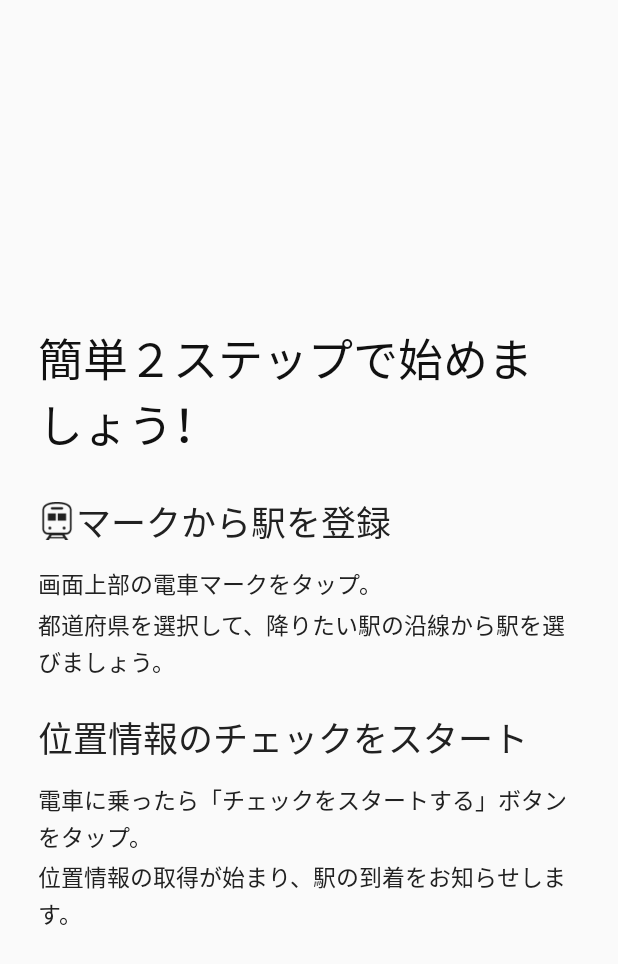
After one commit to TakahiroSuzuki044/TrainAlert, an Android app: the layout activity_main_tutorial_stub.xml on its own in the app's theme, with its tools: preview values and no code run, on a phone screen of 412 x 824 dp. The commit adds this screen. Shown: the top 964 px of the screen. Run offline under Robolectric (Android 15) with nearby library versions, the phone set to English and light mode, and no system bars.

Commit message:
チュートリアル画面の新規作成

```diff
--- /dev/null
+++ b/app/src/main/res/layout/activity_main_tutorial_stub.xml
@@ -0,0 +1,75 @@
+<?xml version="1.0" encoding="utf-8"?>
+<ScrollView
+    xmlns:android="http://schemas.android.com/apk/res/android"
+    xmlns:tools="http://schemas.android.com/tools"
+    android:layout_width="match_parent"
+    android:layout_height="match_parent"
+    android:padding="25dp">
+
+    <LinearLayout
+        android:layout_width="match_parent"
+        android:layout_height="wrap_content"
+        android:layout_gravity="center"
+        android:orientation="vertical">
+
+        <TextView
+            style="@style/TutorialTitleTheme"
+            android:layout_width="match_parent"
+            android:layout_height="wrap_content"
+            android:text="@string/tutorial_title"/>
+
+        <LinearLayout
+            android:layout_width="wrap_content"
+            android:layout_height="wrap_content"
+            android:orientation="horizontal"
+            tools:ignore="UseCompoundDrawables">
+
+            <ImageView
+                android:layout_width="25dp"
+                android:layout_height="25dp"
+                android:layout_gravity="center_vertical"
+                android:src="@drawable/train_black"
+                android:contentDescription="@string/tutorial_first_step_read_train"/>
+
+            <TextView
+                style="@style/TutorialReadTheme"
+                android:layout_width="match_parent"
+                android:layout_height="wrap_content"
+                android:text="@string/tutorial_first_step_read_text"/>
+
+        </LinearLayout>
+
+        <TextView
+            style="@style/TutorialTextTheme"
+            android:layout_width="match_parent"
+            android:layout_height="wrap_content"
+            android:text="@string/tutorial_first_step_text1"/>
+        <TextView
+            style="@style/TutorialTextTheme"
+            android:layout_width="match_parent"
+            android:layout_height="wrap_content"
+            android:text="@string/tutorial_first_step_text2"/>
+
+        <View
+            android:layout_width="match_parent"
+            android:layout_height="10dp"/>
+
+        <TextView
+            style="@style/TutorialReadTheme"
+            android:layout_width="match_parent"
+            android:layout_height="wrap_content"
+            android:text="@string/tutorial_second_step_read_text"/>
+        <TextView
+            style="@style/TutorialTextTheme"
+            android:layout_width="match_parent"
+            android:layout_height="wrap_content"
+            android:text="@string/tutorial_second_step_text1"/>
+        <TextView
+            style="@style/TutorialTextTheme"
+            android:layout_width="match_parent"
+            android:layout_height="wrap_content"
+            android:text="@string/tutorial_second_step_text2"/>
+
+    </LinearLayout>
+
+</ScrollView>
--- a/app/src/main/res/values/colors.xml
+++ b/app/src/main/res/values/colors.xml
@@ -5,4 +5,5 @@
     <color name="colorAccent">#26A69A</color>
     <color name="white">#ffffff</color>
     <color name="gray_black">#212121</color>
+    <color name="black">#111111</color>
 </resources>
--- a/app/src/main/res/values/dimens.xml
+++ b/app/src/main/res/values/dimens.xml
@@ -2,4 +2,7 @@
     <!-- Default screen margins, per the Android Design guidelines. -->
     <dimen name="activity_horizontal_margin">16dp</dimen>
     <dimen name="activity_vertical_margin">16dp</dimen>
+    <dimen name="tutorial_title_padding">15dp</dimen>
+    <dimen name="tutorial_read_text_padding">10dp</dimen>
+    <dimen name="tutorial_text_padding">2dp</dimen>
 </resources>
--- a/app/src/main/res/values/strings.xml
+++ b/app/src/main/res/values/strings.xml
@@ -11,5 +11,15 @@
     <string name="notification_text_for_time">指定した時刻になりました</string>
     <string name="notification_text_for_station">降りる時刻になりました</string>
 
+    <!--チュートリアル-->
+    <string name="tutorial_title">簡単２ステップで始めましょう！</string>
+    <string name="tutorial_first_step_read_train">電車</string>
+    <string name="tutorial_first_step_read_text">マークから駅を登録</string>
+    <string name="tutorial_first_step_text1">画面上部の電車マークをタップ。</string>
+    <string name="tutorial_first_step_text2">都道府県を選択して、降りたい駅の沿線から駅を選びましょう。</string>
+    <string name="tutorial_second_step_read_text">位置情報のチェックをスタート</string>
+    <string name="tutorial_second_step_text1">電車に乗ったら「チェックをスタートする」ボタンをタップ。</string>
+    <string name="tutorial_second_step_text2">位置情報の取得が始まり、駅の到着をお知らせします。</string>
+
     <string name="api_key_for_google_map">AIzaSyDbhaK7f2ZvOwSGqRI9h7R-HmYQaQoXDcw</string>
 </resources>
--- a/app/src/main/res/values/styles.xml
+++ b/app/src/main/res/values/styles.xml
@@ -9,4 +9,27 @@
         <item name="android:textColorPrimary">@color/white</item>
     </style>
 
+    <!--チュートリアル-->
+    <style name="TutorialTitleTheme">
+        <item name="android:textColor">@color/black</item>
+        <item name="android:textSize">30sp</item>
+        <item name="android:paddingTop">@dimen/tutorial_title_padding</item>
+        <item name="android:paddingBottom">@dimen/tutorial_title_padding</item>
+    </style>
+
+    <style name="TutorialReadTheme">
+        <item name="android:textColor">@color/gray_black</item>
+        <item name="android:textSize">23sp</item>
+        <item name="android:paddingTop">@dimen/tutorial_read_text_padding</item>
+        <item name="android:paddingBottom">@dimen/tutorial_read_text_padding</item>
+    </style>
+
+    <style name="TutorialTextTheme">
+        <item name="android:textColor">@color/gray_black</item>
+        <item name="android:textSize">15sp</item>
+        <item name="android:lineSpacingExtra">2sp</item>
+        <item name="android:paddingTop">@dimen/tutorial_text_padding</item>
+        <item name="android:paddingBottom">@dimen/tutorial_text_padding</item>
+    </style>
+
 </resources>
```
Also changed, not shown: app/src/main/res/drawable/train_black.png (added).
